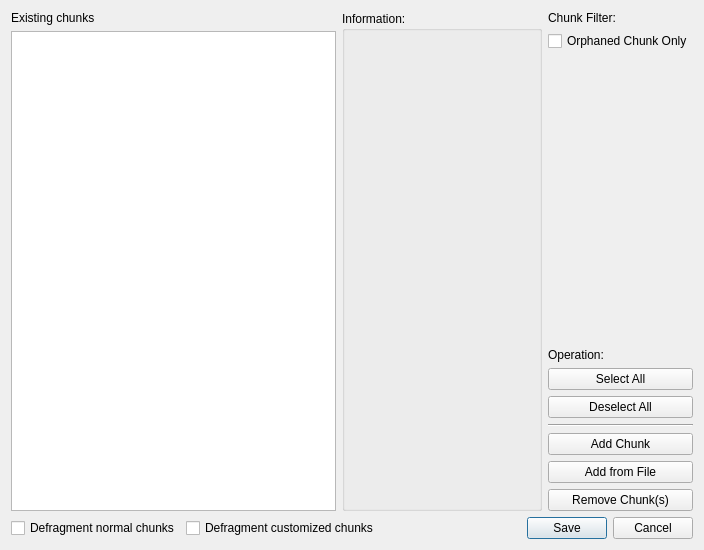
First picture: the form in Dialog/ChunkManagerDialog.ui, repository wario-land/WL4Editor, before the edit.
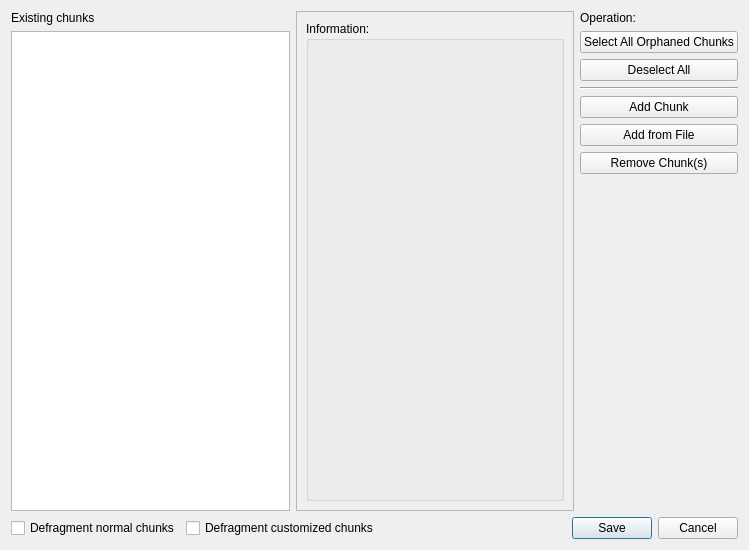
Second picture: the form after the edit. Custom widgets are drawn as their Qt base class.

```diff
--- a/Dialog/ChunkManagerDialog.ui
+++ b/Dialog/ChunkManagerDialog.ui
@@ -6,7 +6,7 @@
    <rect>
     <x>0</x>
     <y>0</y>
-    <width>704</width>
+    <width>749</width>
     <height>550</height>
    </rect>
   </property>
@@ -35,6 +35,24 @@
        <property name="leftMargin">
         <number>0</number>
        </property>
+       <property name="topMargin">
+        <number>0</number>
+       </property>
+       <item>
+        <widget class="QScrollArea" name="scrollArea">
+         <property name="widgetResizable">
+          <bool>true</bool>
+         </property>
+         <widget class="QWidget" name="scrollAreaWidgetContents">
+          <property name="geometry">
+           <rect>
+            <x>0</x>
+            <y>0</y>
+            <width>271</width>
+            <height>498</height>
+           </rect>
+          </property>
+          <layout class="QVBoxLayout" name="verticalLayout_5">
        <item>
         <widget class="ChunkManagerInfoGroupBox" name="groupBox_Information">
          <property name="minimumSize">
@@ -49,6 +67,10 @@
         </widget>
        </item>
       </layout>
+         </widget>
+        </widget>
+       </item>
+      </layout>
      </item>
      <item>
       <layout class="QVBoxLayout" name="verticalLayout_4">
@@ -58,33 +80,6 @@
        <property name="bottomMargin">
         <number>0</number>
        </property>
-       <item>
-        <widget class="QLabel" name="label_ChunkFilter">
-         <property name="text">
-          <string>Chunk Filter:</string>
-         </property>
-        </widget>
-       </item>
-       <item>
-        <widget class="QCheckBox" name="checkBox_OrphanedChunkOnly">
-         <property name="text">
-          <string>Orphaned Chunk Only</string>
-         </property>
-        </widget>
-       </item>
-       <item>
-        <spacer name="verticalSpacer">
-         <property name="orientation">
-          <enum>Qt::Vertical</enum>
-         </property>
-         <property name="sizeHint" stdset="0">
-          <size>
-           <width>20</width>
-           <height>40</height>
-          </size>
-         </property>
-        </spacer>
-       </item>
        <item>
         <widget class="QLabel" name="label_Operation">
          <property name="text">
@@ -95,7 +90,7 @@
        <item>
         <widget class="QPushButton" name="pushButton_SelectAll">
          <property name="text">
-          <string>Select All</string>
+          <string>Select All Orphaned Chunks</string>
          </property>
         </widget>
        </item>
@@ -134,6 +129,19 @@
          </property>
         </widget>
        </item>
+       <item>
+        <spacer name="verticalSpacer">
+         <property name="orientation">
+          <enum>Qt::Vertical</enum>
+         </property>
+         <property name="sizeHint" stdset="0">
+          <size>
+           <width>20</width>
+           <height>40</height>
+          </size>
+         </property>
+        </spacer>
+       </item>
       </layout>
      </item>
     </layout>
```
Left out of the diff: 2 changed lines with no effect on the pictures. Lines whose indentation alone changed are shown as unchanged.
